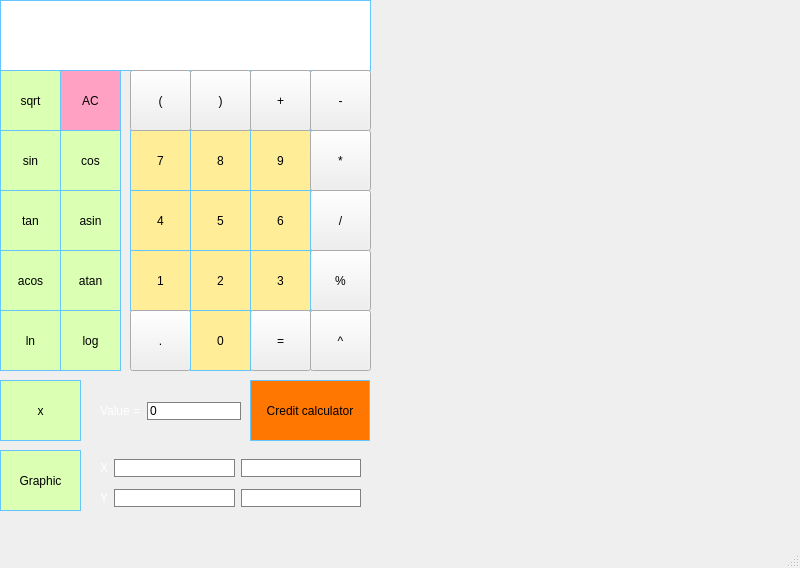
Above: srs/View/calculator.ui from Kosmosman/SmartCalc_v2.0 before the change. Below: the same form after it.
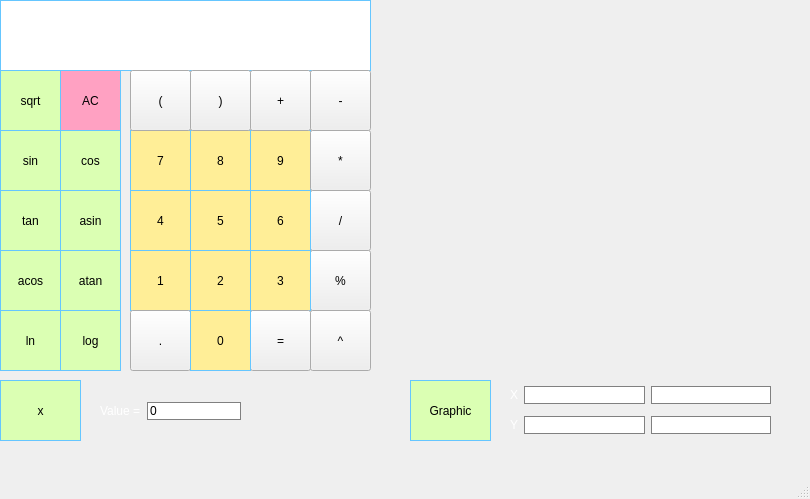
That is the form after the change. Custom widgets are drawn as their Qt base class.

Diff of the .ui file:
```diff
--- a/srs/View/calculator.ui
+++ b/srs/View/calculator.ui
@@ -6,8 +6,8 @@
    <rect>
     <x>0</x>
     <y>0</y>
-    <width>800</width>
-    <height>568</height>
+    <width>810</width>
+    <height>499</height>
    </rect>
   </property>
   <property name="windowTitle">
@@ -19,8 +19,8 @@
      <rect>
       <x>0</x>
       <y>0</y>
-      <width>740</width>
-      <height>513</height>
+      <width>801</width>
+      <height>451</height>
      </rect>
     </property>
     <widget class="QPushButton" name="pushButton_7">
@@ -818,35 +818,11 @@
       <string>sqrt</string>
      </property>
     </widget>
-    <widget class="QPushButton" name="pushButton_credit_calculate">
-     <property name="geometry">
-      <rect>
-       <x>250</x>
-       <y>380</y>
-       <width>120</width>
-       <height>61</height>
-      </rect>
-     </property>
-     <property name="styleSheet">
-      <string notr="true">QPushButton {
-	border: 1px solid rgb(101, 198, 255);
-	color: black;
-	background-color:#ff7700;
-}
-
-QPushButton:pressed {
-	background-color: qlineargradient(x1: 0, y1:0, x2: 0, y2: 1, stop: 0 #ff0000, stop: 1 #ff7300);
-}</string>
-     </property>
-     <property name="text">
-      <string>Credit calculator</string>
-     </property>
-    </widget>
     <widget class="QPushButton" name="pushButton_graphic">
      <property name="geometry">
       <rect>
-       <x>0</x>
-       <y>450</y>
+       <x>410</x>
+       <y>380</y>
        <width>81</width>
        <height>61</height>
       </rect>
@@ -907,8 +883,8 @@
     <widget class="QWidget" name="layoutWidget">
      <property name="geometry">
       <rect>
-       <x>100</x>
-       <y>453</y>
+       <x>510</x>
+       <y>380</y>
        <width>261</width>
        <height>61</height>
       </rect>
@@ -984,6 +960,16 @@
       </item>
      </layout>
     </widget>
+    <widget class="QCustomPlot" name="graph" native="true">
+     <property name="geometry">
+      <rect>
+       <x>390</x>
+       <y>0</y>
+       <width>411</width>
+       <height>371</height>
+      </rect>
+     </property>
+    </widget>
    </widget>
   </widget>
   <widget class="QMenuBar" name="menubar">
@@ -998,6 +984,14 @@
   </widget>
   <widget class="QStatusBar" name="statusbar"/>
  </widget>
+ <customwidgets>
+  <customwidget>
+   <class>QCustomPlot</class>
+   <extends>QWidget</extends>
+   <header>View/QCustomPlot-library/lib/qcustomplot.h</header>
+   <container>1</container>
+  </customwidget>
+ </customwidgets>
  <resources/>
  <connections/>
 </ui>
```
Left out of the diff: 13 changed lines with no effect on the pictures.
